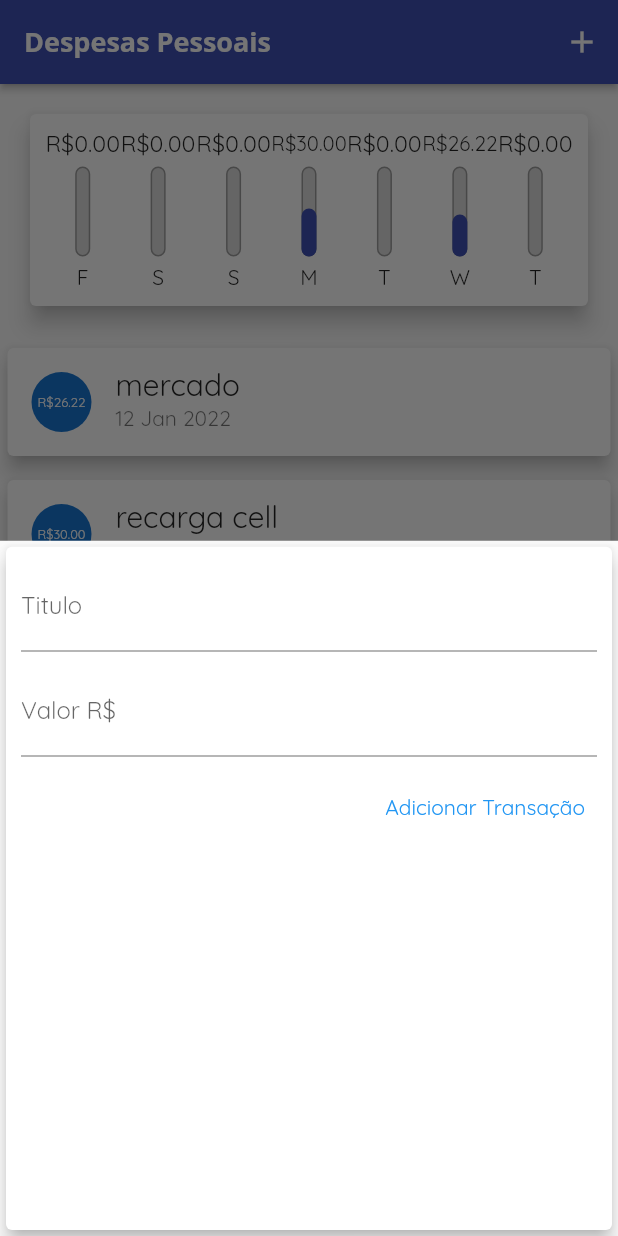
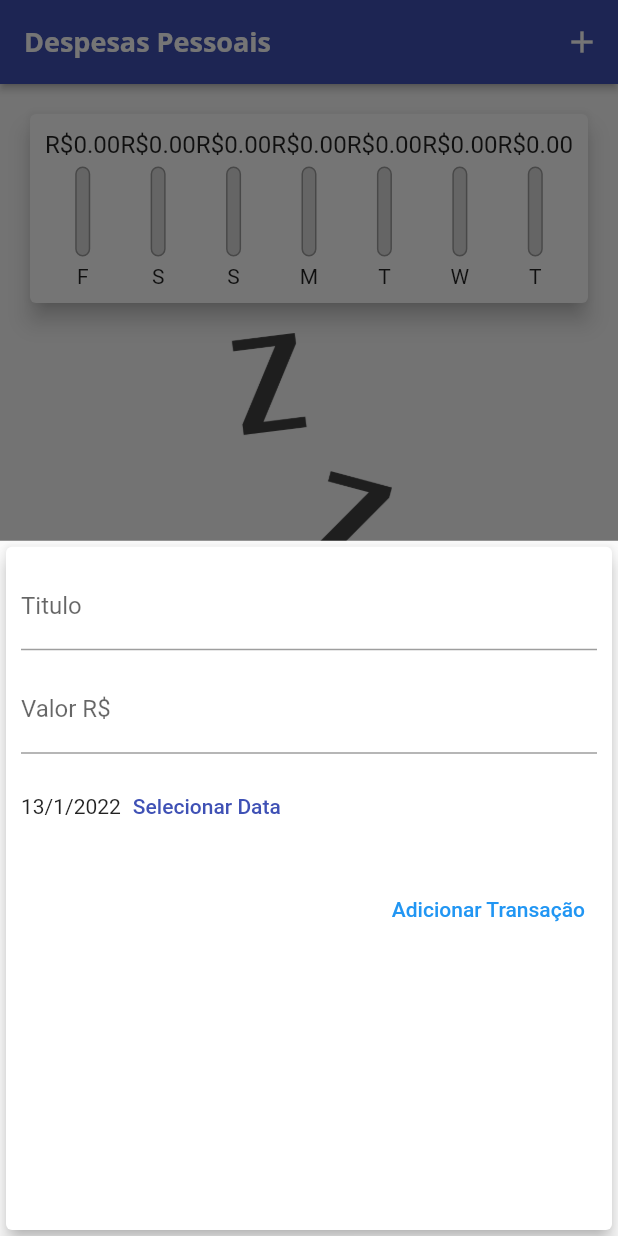
Before and after one commit to FelCarv01/despesas, a Flutter app: the screen it shows after launch, after a tap on the "add" icon, on a phone screen of 412 x 824 dp. Run offline on Flutter 3.47's test engine with Material 2 defaults, Android fonts, the phone set to English and light mode, and no system bars.

Commit message:
feat: cadartro de novas trasactions

```diff
--- a/lib/module/app.dart
+++ b/lib/module/app.dart
@@ -3,25 +3,30 @@ import 'package:flutter/material.dart';
 
 class Despesas extends StatelessWidget {
   const Despesas({Key? key}) : super(key: key);
+
   @override
   Widget build(BuildContext context) {
+    _fcTheme() {
+      final ThemeData base = ThemeData.light();
+      return base.copyWith(
+          colorScheme: base.colorScheme.copyWith(
+            primary: Colors.indigo,
+            secondary: Colors.blueGrey,
+          ),
+          appBarTheme: const AppBarTheme(
+            titleTextStyle: TextStyle(
+                fontFamily: "OpenSans",
+                fontWeight: FontWeight.bold,
+                fontSize: 18,
+                color: Colors.white),
+          ));
+    }
+
     return MaterialApp(
       debugShowCheckedModeBanner: false,
       title: 'Despesas Pessoais',
       home: const HomePage(),
-      theme: ThemeData(
-        colorScheme: ColorScheme.fromSwatch(
-          primarySwatch: Colors.indigo,
-          accentColor: Colors.blueGrey,
-        ),
-        fontFamily: 'Quicksand',
-        appBarTheme: const AppBarTheme(
-          titleTextStyle: TextStyle(
-              fontFamily: "OpenSans",
-              fontWeight: FontWeight.bold,
-              fontSize: 18),
-        ),
-      ),
+      theme: _fcTheme(),
     );
   }
 }
--- a/lib/module/views/components/chart.dart
+++ b/lib/module/views/components/chart.dart
@@ -57,7 +57,9 @@ class Chart extends StatelessWidget {
               child: ChartBar(
                 label: tr['day'].toString(),
                 value: (tr['value'] as double),
-                percentage: (tr['value'] as double) / _weekTotalValue,
+                percentage: _weekTotalValue == 0
+                    ? 0
+                    : (tr['value'] as double) / _weekTotalValue,
               ),
             );
           }).toList(),
--- a/lib/module/views/components/transaction_form.dart
+++ b/lib/module/views/components/transaction_form.dart
@@ -1,9 +1,10 @@
 import 'package:flutter/material.dart';
+import 'package:intl/intl.dart';
 
 class TransactionForm extends StatefulWidget {
   const TransactionForm({Key? key, required this.onSubmit}) : super(key: key);
 
-  final void Function(String, double) onSubmit;
+  final void Function(String, double, DateTime) onSubmit;
 
   @override
   State<TransactionForm> createState() => _TransactionFormState();
@@ -11,16 +12,33 @@ class TransactionForm extends StatefulWidget {
 
 class _TransactionFormState extends State<TransactionForm> {
   final titleController = TextEditingController();
-
   final valueController = TextEditingController();
+  DateTime? _dateTimeSelected = DateTime.now();
 
   _submitForm() {
+    final date = _dateTimeSelected;
     final title = titleController.text;
     final value = double.tryParse(valueController.text) ?? 0.00;
-    if (title.isEmpty || value <= 0) {
+    if (title.isEmpty || value <= 0 || _dateTimeSelected == null) {
       return;
     }
-    widget.onSubmit(title, value);
+    widget.onSubmit(title, value, date!);
+  }
+
+  _showDatePicker() {
+    showDatePicker(
+      context: context,
+      initialDate: DateTime.now(),
+      firstDate: DateTime(2022),
+      lastDate: DateTime.now(),
+    ).then((pickedDate) {
+      if (pickedDate == null) {
+        return;
+      }
+      setState(() {
+        _dateTimeSelected = pickedDate;
+      });
+    });
   }
 
   @override
@@ -50,6 +68,24 @@ class _TransactionFormState extends State<TransactionForm> {
                 labelText: 'Valor R\$',
               ),
             ),
+            SizedBox(
+              height: 70,
+              child: Row(
+                children: [
+                  Text(_dateTimeSelected == null
+                      ? "nenhuma data selecionada!"
+                      : DateFormat('d/M/y').format(_dateTimeSelected!)),
+                  TextButton(
+                    onPressed: () {
+                      _showDatePicker();
+                    },
+                    child: const Text(
+                      "Selecionar Data",
+                    ),
+                  )
+                ],
+              ),
+            ),
             Padding(
               padding: const EdgeInsets.only(top: 10),
               child: Row(
--- a/lib/module/views/home_page.dart
+++ b/lib/module/views/home_page.dart
@@ -14,20 +14,7 @@ class HomePage extends StatefulWidget {
 }
 
 class _HomePageState extends State<HomePage> {
-  final List<Transaction> _transactions = [
-    Transaction(
-      id: '1',
-      title: 'mercado',
-      value: 26.22,
-      date: DateTime.now().subtract(const Duration(days: 1)),
-    ),
-    Transaction(
-      id: '2',
-      title: 'recarga cell',
-      value: 30,
-      date: DateTime.now().subtract(const Duration(days: 3)),
-    )
-  ];
+  final List<Transaction> _transactions = [];
 
   List<Transaction> get _recentTransactions {
     return _transactions.where((tr) {
@@ -37,12 +24,12 @@ class _HomePageState extends State<HomePage> {
     }).toList();
   }
 
-  _addTransaction(String title, double value) {
+  _addTransaction(String title, double value, DateTime dateTime) {
     final newTransaction = Transaction(
       id: Random().nextDouble().toString(),
       title: title,
       value: value,
-      date: DateTime.now(),
+      date: dateTime,
     );
     setState(() {
       _transactions.add(newTransaction);
@@ -64,6 +51,7 @@ class _HomePageState extends State<HomePage> {
   Widget build(BuildContext context) {
     return Scaffold(
       appBar: AppBar(
+        titleTextStyle: Theme.of(context).appBarTheme.titleTextStyle,
         actions: [
           IconButton(
             onPressed: () => _openTransactionFormModal(context),
@@ -73,7 +61,6 @@ class _HomePageState extends State<HomePage> {
         elevation: 2,
         title: const Text(
           "Despesas Pessoais",
-          style: TextStyle(fontFamily: 'OpenSans'),
         ),
       ),
       body: SingleChildScrollView(
```
